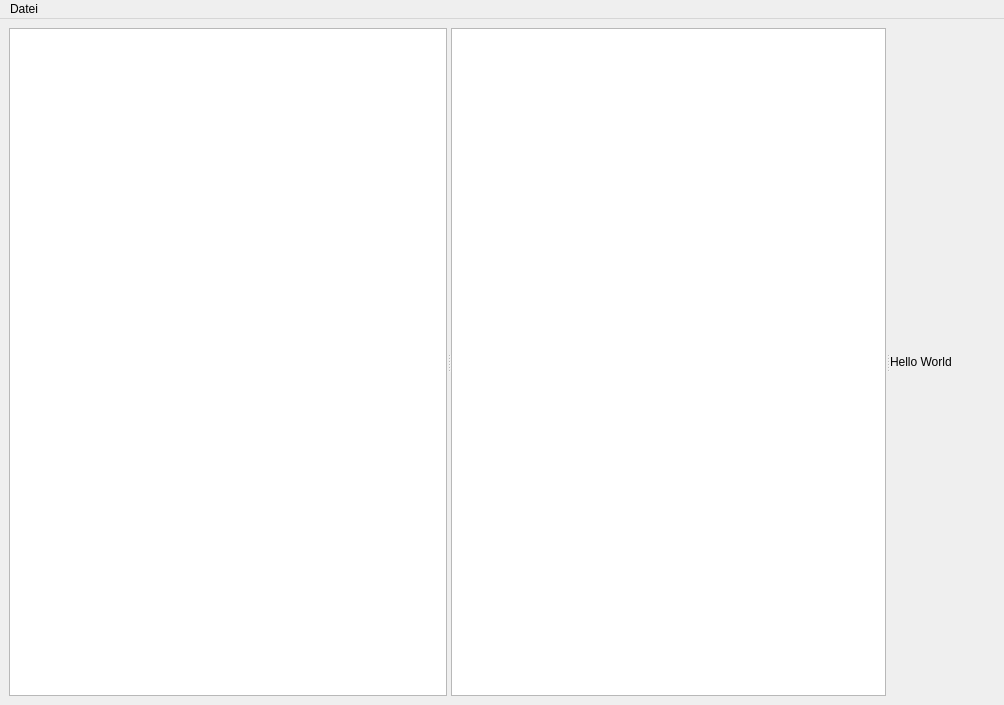
The window that src/mainwindow.ui (DevCodeOne/quick_notes) describes before a commit, drawn with Qt 5.
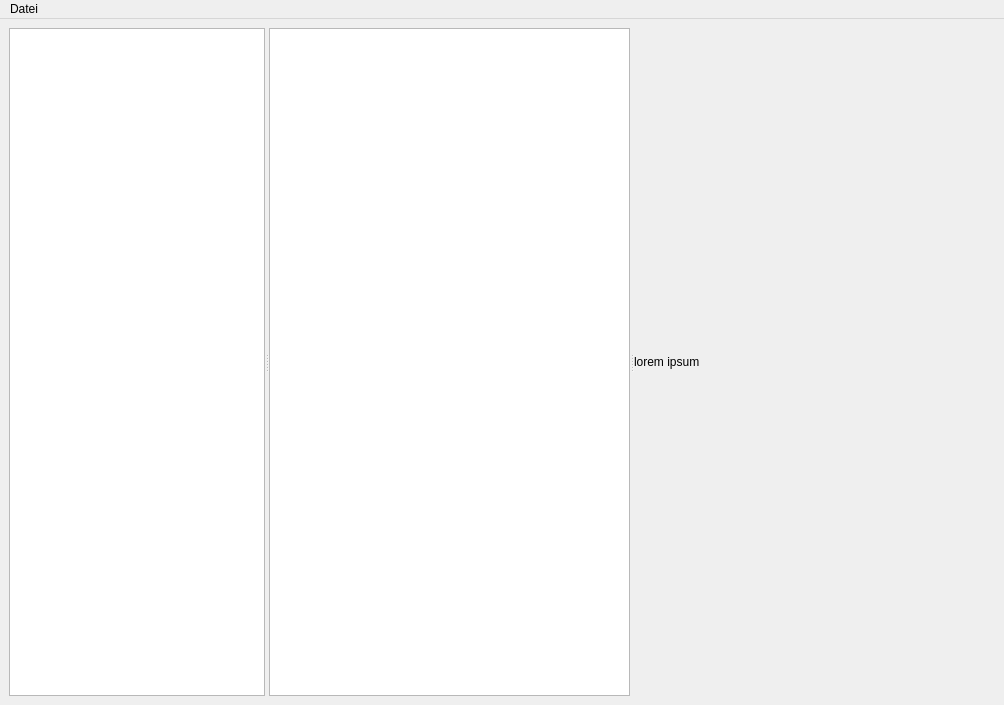
The same window after the commit.

```diff
--- a/src/mainwindow.ui
+++ b/src/mainwindow.ui
@@ -26,20 +26,45 @@
       <property name="orientation">
        <enum>Qt::Horizontal</enum>
       </property>
-      <widget class="QTreeView" name="treeView"/>
+      <widget class="QTreeView" name="treeView">
+       <property name="sizePolicy">
+        <sizepolicy hsizetype="MinimumExpanding" vsizetype="MinimumExpanding">
+         <horstretch>0</horstretch>
+         <verstretch>0</verstretch>
+        </sizepolicy>
+       </property>
+       <property name="minimumSize">
+        <size>
+         <width>256</width>
+         <height>0</height>
+        </size>
+       </property>
+       <property name="animated">
+        <bool>true</bool>
+       </property>
+      </widget>
       <widget class="QWidget" name="documentview" native="true">
        <property name="sizePolicy">
         <sizepolicy hsizetype="Expanding" vsizetype="Expanding">
-         <horstretch>0</horstretch>
+         <horstretch>1</horstretch>
          <verstretch>0</verstretch>
         </sizepolicy>
        </property>
        <layout class="QHBoxLayout" name="horizontalLayout_2">
+        <property name="topMargin">
+         <number>0</number>
+        </property>
+        <property name="rightMargin">
+         <number>0</number>
+        </property>
+        <property name="bottomMargin">
+         <number>0</number>
+        </property>
         <item>
          <widget class="QSplitter" name="viewsplitter">
           <property name="sizePolicy">
            <sizepolicy hsizetype="Preferred" vsizetype="Preferred">
-            <horstretch>0</horstretch>
+            <horstretch>1</horstretch>
             <verstretch>0</verstretch>
            </sizepolicy>
           </property>
@@ -47,6 +72,18 @@
            <enum>Qt::Horizontal</enum>
           </property>
           <widget class="QTextEdit" name="mainedit">
+           <property name="sizePolicy">
+            <sizepolicy hsizetype="Preferred" vsizetype="Preferred">
+             <horstretch>0</horstretch>
+             <verstretch>0</verstretch>
+            </sizepolicy>
+           </property>
+           <property name="minimumSize">
+            <size>
+             <width>350</width>
+             <height>0</height>
+            </size>
+           </property>
            <property name="sizeIncrement">
             <size>
              <width>0</width>
@@ -55,8 +92,20 @@
            </property>
           </widget>
           <widget class="QLabel" name="pdfview">
+           <property name="sizePolicy">
+            <sizepolicy hsizetype="Preferred" vsizetype="Preferred">
+             <horstretch>0</horstretch>
+             <verstretch>0</verstretch>
+            </sizepolicy>
+           </property>
+           <property name="minimumSize">
+            <size>
+             <width>256</width>
+             <height>0</height>
+            </size>
+           </property>
            <property name="text">
-            <string>Hello World</string>
+            <string>lorem ipsum</string>
            </property>
           </widget>
          </widget>
```
